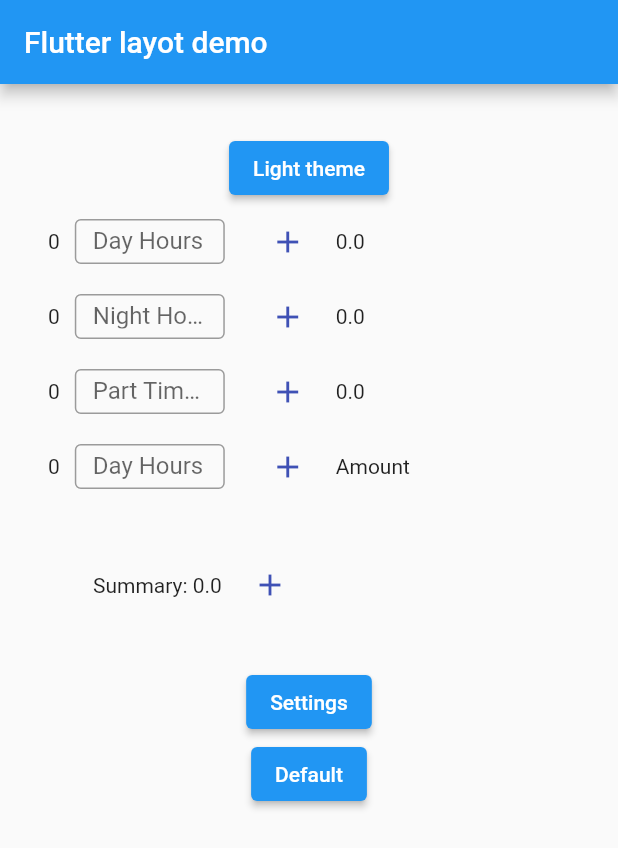
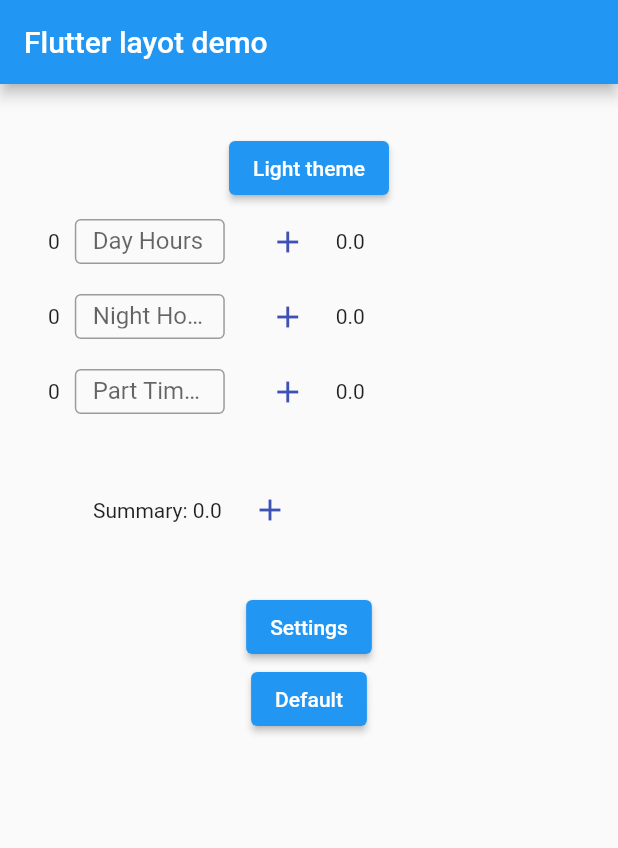
Before and after one commit to Dude19-86/salaryCalculator, a Flutter app: the screen it shows after launch, after a tap on the "add" icon, on a phone screen of 412 x 824 dp. Shown: the top 848 px of the screen. Run offline on Flutter 3.47's test engine with Material 2 defaults, Android fonts, the phone set to English and light mode, and no system bars; our stand-ins replace flutter_bloc, shared_preferences.

Commit message:
10salary

```diff
--- a/lib/salary_calculator.dart
+++ b/lib/salary_calculator.dart
@@ -2,7 +2,6 @@ import 'package:flutter/material.dart';
 import 'package:flutter_bloc/flutter_bloc.dart';
 import 'package:salary_calculator/bloc/main/main_bloc.dart';
 import 'package:salary_calculator/models/calculator.dart';
-import 'package:shared_preferences/shared_preferences.dart';
 
 class SalaryCalculator extends StatefulWidget {
   const SalaryCalculator({super.key});
@@ -28,7 +27,7 @@ class _SalaryCalculatorState extends State<SalaryCalculator> {
 
   void _dayAmountCounter() {
     final mBloc = context.read<MainBloc>();
-    mBloc.state.calculator!.nightPercent += double.parse(myControllerDay.text);
+    mBloc.state.calculator!.dayAmount += double.parse(myControllerDay.text);
     mBloc.state.calculator!.dayCounter++;
     mBloc.add(MainUpdateCalculator(mBloc.state.calculator!));
   }
@@ -174,12 +173,12 @@ class _SalaryCalculatorState extends State<SalaryCalculator> {
                                           width: 100,
                                           height: 30,
                                           child: TextField(
-                                            onChanged: (value) {
-                                              //Пример, тут можно записать значение при изменении
-                                              //state.calculator!.dayAmount = double.parse(value);
-                                              //context.read<MainBloc>().add(MainUpdateCalculator(state.calculator!));
-                                            },
-
+                                            // onChanged: (value) {
+                                            //   //Пример, тут можно записать значение при изменении
+                                            //   //state.calculator!.dayAmount = double.parse(value);
+                                            //   //context.read<MainBloc>().add(MainUpdateCalculator(state.calculator!));
+                                            // },
+                                            keyboardType: TextInputType.number,
                                             controller: myControllerDay,
                                             obscureText: false,
                                             decoration: const InputDecoration(
@@ -216,8 +215,8 @@ class _SalaryCalculatorState extends State<SalaryCalculator> {
                                           width: 100,
                                           height: 30,
                                           child: TextField(
+                                            keyboardType: TextInputType.number,
                                             controller: myControllerNight,
-                                            // controller: this.controller,
                                             obscureText: false,
                                             decoration: const InputDecoration(
                                               border: OutlineInputBorder(),
@@ -253,6 +252,7 @@ class _SalaryCalculatorState extends State<SalaryCalculator> {
                                           width: 100,
                                           height: 30,
                                           child: TextField(
+                                            keyboardType: TextInputType.number,
                                             controller: myControllerPart,
                                             obscureText: false,
                                             decoration: const InputDecoration(
@@ -275,36 +275,36 @@ class _SalaryCalculatorState extends State<SalaryCalculator> {
                                       ),
                                     ],
                                   ),
-                                  Row(
-                                    children: [
-                                      const SizedBox(
-                                        child: Text('0'),
-                                      ),
-                                      const Padding(
-                                        padding: EdgeInsets.all(10),
-                                        child: SizedBox(
-                                          width: 100,
-                                          height: 30,
-                                          child: TextField(
-                                            // controller: this.controller,
-                                            obscureText: false,
-                                            decoration: InputDecoration(
-                                              border: OutlineInputBorder(),
-                                              labelText: 'Day Hours',
-                                            ),
-                                          ),
-                                        ),
-                                      ),
-                                      TextButton(
-                                        onPressed: () {},
-                                        child: const Icon(Icons.add,
-                                            color: Colors.indigo),
-                                      ),
-                                      const SizedBox(
-                                        child: Text('Amount'),
-                                      ),
-                                    ],
-                                  ),
+                                  // Row(
+                                  //   children: [
+                                  //     const SizedBox(
+                                  //       child: Text('0'),
+                                  //     ),
+                                  //     const Padding(
+                                  //       padding: EdgeInsets.all(10),
+                                  //       child: SizedBox(
+                                  //         width: 100,
+                                  //         height: 30,
+                                  //         child: TextField(
+                                  //           // controller: this.controller,
+                                  //           obscureText: false,
+                                  //           decoration: InputDecoration(
+                                  //             border: OutlineInputBorder(),
+                                  //             labelText: 'Day Hours',
+                                  //           ),
+                                  //         ),
+                                  //       ),
+                                  //     ),
+                                  //     TextButton(
+                                  //       onPressed: () {},
+                                  //       child: const Icon(Icons.add,
+                                  //           color: Colors.indigo),
+                                  //     ),
+                                  //     const SizedBox(
+                                  //       child: Text('Amount'),
+                                  //     ),
+                                  //   ],
+                                  // ),
                                   Padding(
                                     padding: const EdgeInsets.all(30),
                                     child: SizedBox(
```
Also changed, not shown: lib/bloc/main/main_bloc.dart (+4 -4 lines), pubspec.lock.
